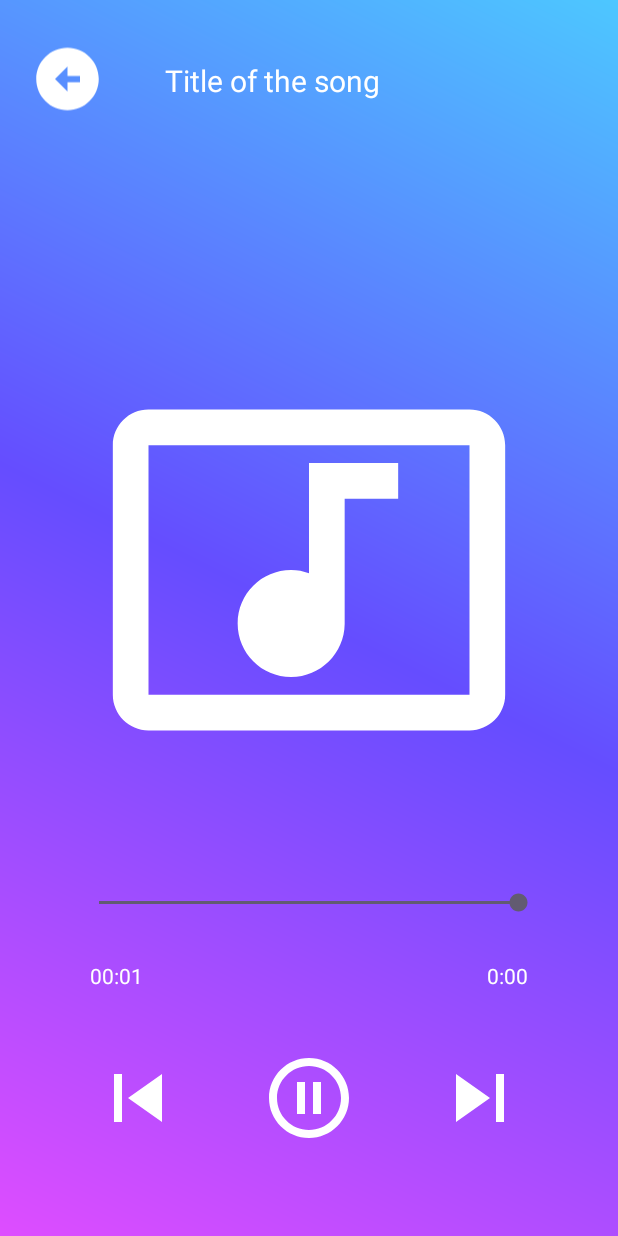
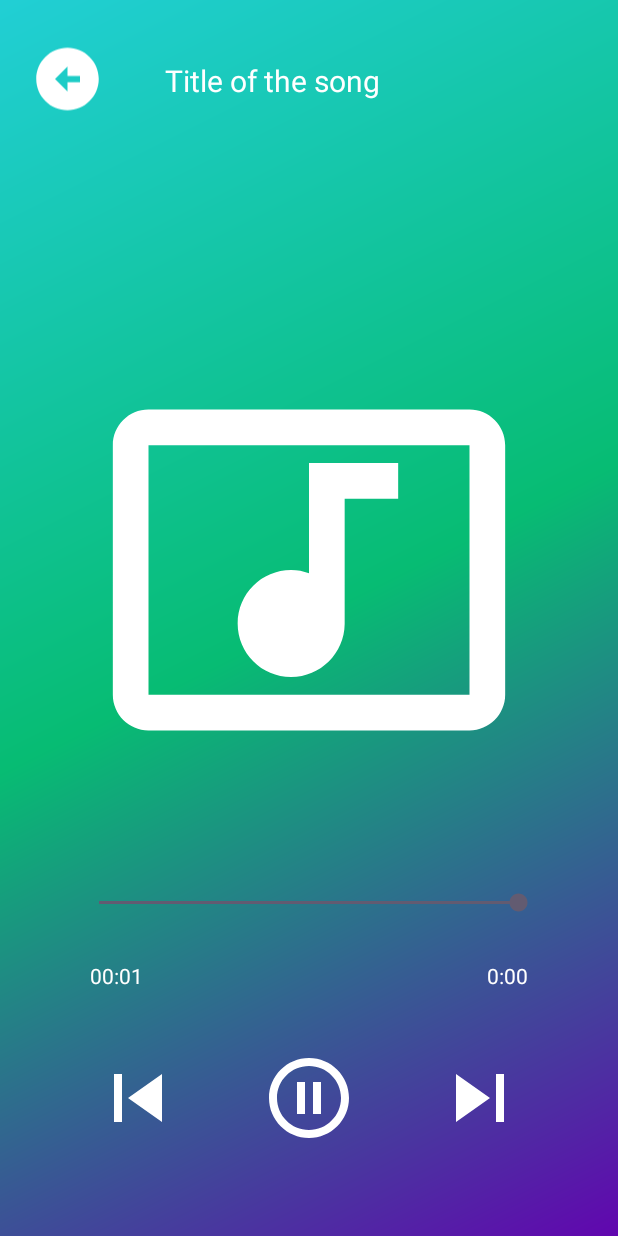
Before and after one commit to nhatkhoa0502/Bai3_BTQuaTrinh_Mobile, an Android app: the MusicPlayerActivity screen opened directly, with no data from a screen before it, on a phone screen of 412 x 824 dp. Run offline under Robolectric (Android 15) with nearby library versions, the phone set to English and light mode, and no system bars; 8 statements that could not run were skipped.

```diff
--- a/app/src/main/java/com/example/bai3/MainActivity.java
+++ b/app/src/main/java/com/example/bai3/MainActivity.java
@@ -94,9 +94,6 @@ public class MainActivity extends AppCompatActivity {
                 startActivity(intent);
             }
         });
-
-
-
 
         File root =  new File(path);
         File[] filesAndFolders = root.listFiles();
--- a/app/src/main/res/drawable/gradient.xml
+++ b/app/src/main/res/drawable/gradient.xml
@@ -1,7 +1,10 @@
 <?xml version="1.0" encoding="utf-8"?>
 <shape xmlns:android="http://schemas.android.com/apk/res/android">
-    <gradient android:startColor="#de4dff"
-        android:endColor="#4dc7ff"
-        android:centerColor="#654dff"
-        android:angle="45"/>
+    <gradient
+
+        android:startColor="#6106AF"
+        android:centerColor="#07BC73"
+        android:endColor="#21CFD5"
+
+        android:angle="135"/>
 </shape>
```
Also changed, not shown: app/src/main/java/com/example/bai3/MyAdapter.java (+15 -1 lines).
